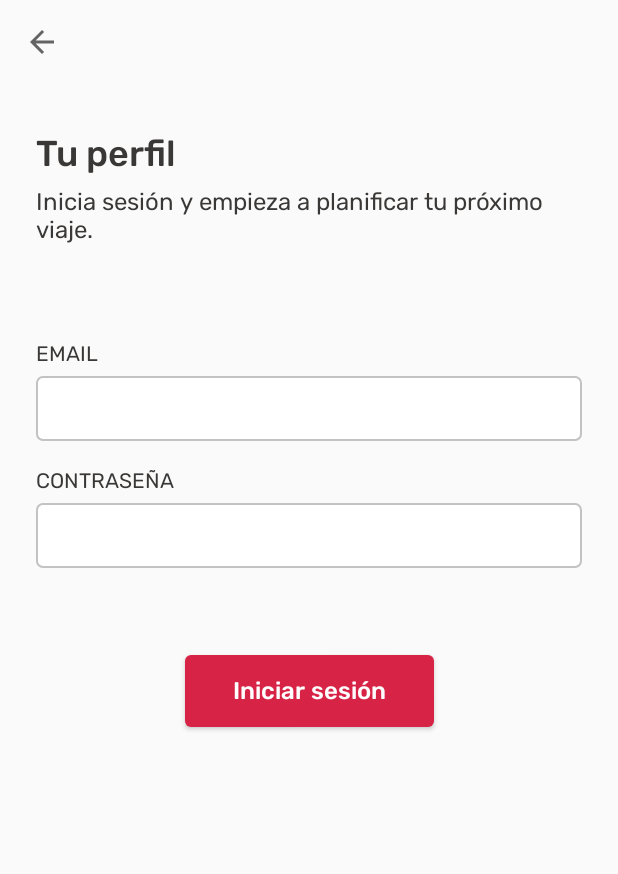
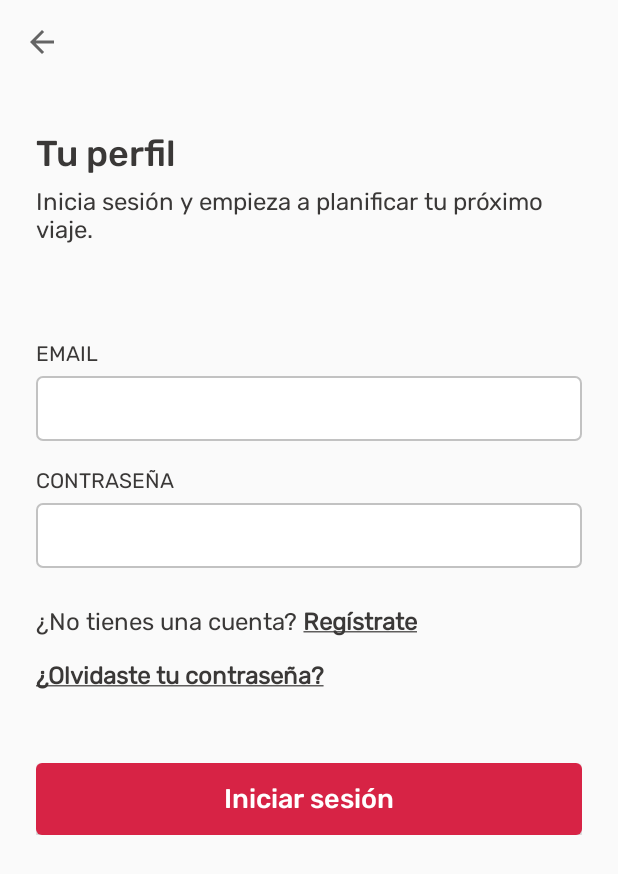
Before and after one commit to fiuba-taller2-g3/bookbnb-android, an Android app: the screen it shows after launch (MainActivity), on a phone screen of 412 x 824 dp. Shown: the top 874 px of the screen. Run offline under Robolectric (Android 15) with nearby library versions, the light colour scheme and no system bars.

Commit message:
Refactorizo las opciones para acceder al registro y recuperar contraseña

```diff
--- a/Bookbnb/app/src/main/java/com/fiuba/bookbnb/ui/fragments/form/FormFragment.kt
+++ b/Bookbnb/app/src/main/java/com/fiuba/bookbnb/ui/fragments/form/FormFragment.kt
@@ -2,7 +2,7 @@ package com.fiuba.bookbnb.ui.fragments.form
 
 import android.os.Bundle
 import android.view.View
-import androidx.core.content.ContextCompat
+import androidx.core.view.isVisible
 import androidx.fragment.app.Fragment
 import com.fiuba.bookbnb.R
 import com.fiuba.bookbnb.ui.utils.TextInputField
@@ -18,6 +18,7 @@ abstract class FormFragment : Fragment(R.layout.bookbnb_form) {
 
         bkbnb_form_title.text = getString(getTitle())
         bkbnb_form_subtitle.text = getString(getSubtitle())
+        form_button.text = getString(getButtonText())
 
         initFields()
     }
@@ -29,23 +30,18 @@ abstract class FormFragment : Fragment(R.layout.bookbnb_form) {
     protected fun getFieldContent(fieldId: String) = fields[fieldId]?.getContentField() ?: StringUtils.EMPTY
 
     protected fun showLoading(enabled: Boolean) {
-        progress_login.visibility = getLoadingVisibility(enabled)
+        progress.visibility = if (enabled) View.VISIBLE else View.INVISIBLE
+        form_button.text = if (progress.isVisible) StringUtils.EMPTY else getString(getButtonText())
         form_button.isEnabled = !enabled
-        form_button.setTextColor(getTextColorButton(enabled))
-        form_button.setBackgroundColor(getBackgroundColorButton(enabled))
         fields.values.forEach { it.setInputFieldStatus(!enabled) }
     }
-
-    private fun getLoadingVisibility(showLoading: Boolean) = if (showLoading) View.VISIBLE else View.INVISIBLE
-
-    private fun getTextColorButton(showLoading: Boolean) = ContextCompat.getColor(requireContext(), if (!showLoading) R.color.colorWhite else R.color.colorTextButtonDisabled)
-
-    private fun getBackgroundColorButton(showLoading: Boolean) = ContextCompat.getColor(requireContext(), if (!showLoading) R.color.colorButton else R.color.colorBackgroundButtonDisabled)
 
     protected abstract fun getTitle() : Int
 
     protected abstract fun getSubtitle() : Int
 
+    protected abstract fun getButtonText() : Int
+
     protected abstract fun initFields()
 
 }
--- a/Bookbnb/app/src/main/java/com/fiuba/bookbnb/ui/fragments/login/LoginFragment.kt
+++ b/Bookbnb/app/src/main/java/com/fiuba/bookbnb/ui/fragments/login/LoginFragment.kt
@@ -1,17 +1,26 @@
 package com.fiuba.bookbnb.ui.fragments.login
 
 import android.app.AlertDialog
+import android.graphics.Typeface
 import android.os.Bundle
+import android.text.Spannable
+import android.text.SpannableString
+import android.text.SpannableStringBuilder
+import android.text.style.StyleSpan
+import android.text.style.UnderlineSpan
 import android.view.View
+import androidx.core.view.isVisible
 import androidx.lifecycle.ViewModelProviders
 import androidx.navigation.findNavController
 import com.fiuba.bookbnb.R
 import com.fiuba.bookbnb.domain.login.LoginRequest
 import com.fiuba.bookbnb.repository.LoadingStatus
 import com.fiuba.bookbnb.ui.fragments.form.FormFragment
+import com.fiuba.bookbnb.ui.utils.AdditionalContentForm
 import com.fiuba.bookbnb.ui.utils.KeyboardType
 import com.fiuba.bookbnb.ui.utils.TextInputField
 import kotlinx.android.synthetic.main.bookbnb_form.*
+import org.apache.commons.lang3.StringUtils
 
 
 class LoginFragment : FormFragment() {
@@ -23,9 +32,9 @@ class LoginFragment : FormFragment() {
 
         viewModel = ViewModelProviders.of(this).get(LoginViewModel::class.java)
 
+        buildAdditionalContainer()
         setViewModelObserver()
         setButtonLoginListener()
-        setButtonRegisterListener()
     }
 
     private fun setViewModelObserver() {
@@ -46,12 +55,6 @@ class LoginFragment : FormFragment() {
         }
     }
 
-    private fun setButtonRegisterListener() {
-        login_register_text.setOnClickListener {
-            it.findNavController().navigate(R.id.action_loginFragment_to_registerFragment)
-        }
-    }
-
     private fun showDialog() {
         showLoading(false)
         AlertDialog.Builder(context).run {
@@ -61,9 +64,44 @@ class LoginFragment : FormFragment() {
 
     private fun getLoginRequest() = LoginRequest(getFieldContent(EMAIL), getFieldContent(PASS))
 
+    private fun buildAdditionalContainer() {
+        val notRegisterText = AdditionalContentForm(requireContext(), buildNotRegisterText()).also {
+            it.getTextViewId().setOnClickListener() { view ->
+                view.findNavController().navigate(R.id.action_loginFragment_to_registerFragment)
+            }
+        }
+
+        additional_container.isVisible = true
+        additional_container.addView(notRegisterText)
+        additional_container.addView(AdditionalContentForm(requireContext(), buildForgottenPassText()))
+    }
+
+    private fun buildNotRegisterText(): SpannableStringBuilder {
+        return SpannableStringBuilder().apply {
+            append(getString(R.string.text_question_not_register) + StringUtils.SPACE)
+            append(buildTextStyled(getString(R.string.text_register)))
+        }
+    }
+
+    private fun buildForgottenPassText(): SpannableStringBuilder {
+        return SpannableStringBuilder().apply {
+            append(buildTextStyled(getString(R.string.text_forgotten_pass)))
+        }
+    }
+
+    private fun buildTextStyled(text: String): SpannableString {
+        return SpannableString(text).apply {
+            arrayListOf(UnderlineSpan(), StyleSpan(Typeface.BOLD)).forEach { styleSpan ->
+                setSpan(styleSpan, 0, length, Spannable.SPAN_INCLUSIVE_INCLUSIVE)
+            }
+        }
+    }
+
     override fun getTitle() = R.string.login_title
 
     override fun getSubtitle() = R.string.login_subtitle
+
+    override fun getButtonText(): Int = R.string.login_text_button
 
     override fun initFields() {
         putField(EMAIL, TextInputField(requireContext(), getString(R.string.email_text_field)))
--- a/Bookbnb/app/src/main/java/com/fiuba/bookbnb/ui/fragments/register/RegisterFragment.kt
+++ b/Bookbnb/app/src/main/java/com/fiuba/bookbnb/ui/fragments/register/RegisterFragment.kt
@@ -15,6 +15,8 @@ class RegisterFragment : FormFragment() {
 
     override fun getSubtitle() = R.string.register_subtitle
 
+    override fun getButtonText() = R.string.register_title
+
     override fun initFields() {
 
     }
--- /dev/null
+++ b/Bookbnb/app/src/main/java/com/fiuba/bookbnb/ui/utils/AdditionalContentForm.kt
@@ -0,0 +1,19 @@
+package com.fiuba.bookbnb.ui.utils
+
+import android.content.Context
+import android.text.SpannableStringBuilder
+import android.view.LayoutInflater
+import android.widget.LinearLayout
+import com.fiuba.bookbnb.R
+import kotlinx.android.synthetic.main.bookbnb_text_input_field_view.view.*
+
+class AdditionalContentForm(context: Context, label: SpannableStringBuilder) : LinearLayout(context) {
+
+    init {
+        LayoutInflater.from(context).inflate(R.layout.bookbnb_additional_content_form, this).also {
+            it.label.text = label
+        }
+    }
+
+    fun getTextViewId() = label
+}
--- /dev/null
+++ b/Bookbnb/app/src/main/res/layout/bookbnb_additional_content_form.xml
@@ -0,0 +1,17 @@
+<?xml version="1.0" encoding="utf-8"?>
+<merge xmlns:android="http://schemas.android.com/apk/res/android"
+    xmlns:tools="http://schemas.android.com/tools"
+    android:layout_width="match_parent"
+    android:layout_height="wrap_content"
+    tools:parentTag="android.widget.LinearLayout"
+    tools:orientation="vertical">
+
+    <TextView
+        android:id="@+id/label"
+        style="@style/bkbnbSubtitle"
+        android:layout_width="wrap_content"
+        android:layout_height="wrap_content"
+        android:layout_marginTop="@dimen/bkbnb8dp"
+        android:layout_marginBottom="@dimen/bkbnb8dp"
+        tools:text="¿No tienes una cuenta? Regístrate" />
+</merge>
--- a/Bookbnb/app/src/main/res/layout/bookbnb_form.xml
+++ b/Bookbnb/app/src/main/res/layout/bookbnb_form.xml
@@ -9,6 +9,8 @@
     <androidx.constraintlayout.widget.ConstraintLayout
         android:layout_width="match_parent"
         android:layout_height="wrap_content"
+        android:paddingStart="@dimen/bkbnb24dp"
+        android:paddingEnd="@dimen/bkbnb24dp"
         android:paddingBottom="@dimen/bkbnb64dp">
 
         <TextView
@@ -16,9 +18,7 @@
             style="@style/bkbnbTitle"
             android:layout_width="wrap_content"
             android:layout_height="wrap_content"
-            android:layout_marginStart="@dimen/bkbnb24dp"
             android:layout_marginTop="@dimen/bkbnb32dp"
-            android:layout_marginEnd="@dimen/bkbnb24dp"
             app:layout_constraintEnd_toEndOf="parent"
             app:layout_constraintHorizontal_bias="0.0"
             app:layout_constraintStart_toStartOf="parent"
@@ -32,11 +32,10 @@
             android:layout_width="wrap_content"
             android:layout_height="wrap_content"
             android:layout_marginTop="@dimen/bkbnb8dp"
-            android:layout_marginEnd="@dimen/bkbnb24dp"
             app:layout_constrainedWidth="true"
             app:layout_constraintEnd_toEndOf="parent"
             app:layout_constraintHorizontal_bias="0.0"
-            app:layout_constraintStart_toStartOf="@+id/bkbnb_form_title"
+            app:layout_constraintStart_toStartOf="parent"
             app:layout_constraintTop_toBottomOf="@+id/bkbnb_form_title"
             tools:text="Subtítulo" />
 
@@ -45,78 +44,55 @@
             android:layout_width="match_parent"
             android:layout_height="wrap_content"
             android:orientation="vertical"
-            android:layout_marginStart="@dimen/bkbnb24dp"
             android:layout_marginTop="@dimen/bkbnb64dp"
-            android:layout_marginEnd="@dimen/bkbnb24dp"
             app:layout_constraintEnd_toEndOf="parent"
-            app:layout_constraintStart_toStartOf="@+id/bkbnb_form_subtitle"
+            app:layout_constraintStart_toStartOf="parent"
             app:layout_constraintTop_toBottomOf="@+id/bkbnb_form_subtitle" />
 
-        <TextView
-            android:id="@+id/text_not_register"
-            android:layout_width="wrap_content"
+        <LinearLayout
+            android:id="@+id/additional_container"
+            android:layout_width="match_parent"
             android:layout_height="wrap_content"
-            style="@style/bkbnbSubtitle"
-            android:text="@string/text_question_not_register"
+            android:orientation="vertical"
             android:visibility="gone"
-            app:layout_constraintStart_toStartOf="@+id/input_fields_container"
+            app:layout_constraintEnd_toEndOf="parent"
+            app:layout_constraintStart_toStartOf="parent"
             app:layout_constraintTop_toBottomOf="@+id/input_fields_container" />
 
-        <TextView
-            android:id="@+id/login_register_text"
-            style="@style/bkbnbSubtitle"
-            android:layout_width="wrap_content"
-            android:layout_height="wrap_content"
-            android:text="@string/text_register"
-            android:layout_marginStart="@dimen/bkbnb4dp"
-            android:textStyle="bold"
-            android:visibility="gone"
-            app:layout_constraintBottom_toBottomOf="@+id/text_not_register"
-            app:layout_constraintStart_toEndOf="@+id/text_not_register"
-            app:layout_constraintTop_toTopOf="@+id/text_not_register" />
-
-        <Button
-            android:id="@+id/form_button"
-            android:layout_width="wrap_content"
+        <RelativeLayout
+            android:layout_width="match_parent"
             android:layout_height="wrap_content"
             android:layout_marginTop="@dimen/bkbnb40dp"
-            android:background="@drawable/button_ripple"
-            android:text="@string/login_text_button"
-            android:paddingStart="@dimen/bkbnb32dp"
-            android:paddingEnd="@dimen/bkbnb32dp"
-            style="@style/bkbnbButton"
             app:layout_constraintEnd_toEndOf="parent"
-            app:layout_constraintStart_toStartOf="parent"
-            app:layout_constraintTop_toBottomOf="@+id/text_not_register" />
+            app:layout_constraintStart_toStartOf="@+id/bkbnb_form_title"
+            app:layout_constraintTop_toBottomOf="@+id/additional_container">
 
-        <LinearLayout
-            android:id="@+id/progress_login"
-            android:layout_width="wrap_content"
-            android:layout_height="wrap_content"
-            android:layout_marginTop="@dimen/bkbnb48dp"
-            android:visibility="invisible"
-            android:gravity="center"
-            app:layout_constraintTop_toBottomOf="@id/form_button"
-            app:layout_constraintStart_toStartOf="parent"
-            app:layout_constraintEnd_toEndOf="parent"
-            tools:visibility="visible">
+            <Button
+                android:id="@+id/form_button"
+                style="@style/bkbnbButton"
+                android:layout_width="match_parent"
+                android:layout_height="wrap_content"
+                android:background="@drawable/button_ripple"
+                android:elevation="1dp"
+                android:paddingStart="@dimen/bkbnb32dp"
+                android:paddingEnd="@dimen/bkbnb32dp"
+                tools:text="Seleccionar" />
 
             <ProgressBar
+                android:id="@+id/progress"
+                android:layout_width="@dimen/bkbnb24dp"
+                android:layout_height="@dimen/bkbnb24dp"
                 style="?android:attr/progressBarStyleSmall"
-                android:indeterminateTint="@color/colorButton"
+                android:indeterminateTint="@color/colorWhite"
                 android:indeterminateTintMode="src_in"
                 android:indeterminate="true"
-                android:layout_width="@dimen/bkbnb24dp"
-                android:layout_height="@dimen/bkbnb24dp"
-                android:layout_marginEnd="@dimen/bkbnb8dp"/>
+                android:elevation="2dp"
+                android:visibility="gone"
+                android:layout_alignBottom="@+id/form_button"
+                android:layout_alignTop="@+id/form_button"
+                android:layout_centerHorizontal="true" />
 
-            <TextView
-                style="@style/bkbnbSubtitle"
-                android:layout_width="wrap_content"
-                android:layout_height="wrap_content"
-                android:text="@string/text_logging_spinner"
-                android:layout_marginStart="@dimen/bkbnb4dp"/>
-        </LinearLayout>
+        </RelativeLayout>
 
     </androidx.constraintlayout.widget.ConstraintLayout>
 
--- a/Bookbnb/app/src/main/res/values/colors.xml
+++ b/Bookbnb/app/src/main/res/values/colors.xml
@@ -7,8 +7,6 @@
     <color name="colorTextInputFieldBorder">#C2C2C2</color>
     <color name="colorWhite">#FFFFFF</color>
     <color name="colorButton">#D72345</color>
-    <color name="colorTextButtonDisabled">#888888</color>
-    <color name="colorBackgroundButtonDisabled">#CCCCCC</color>
     <color name="colorTextInputFieldDisabled">#9A9A9A</color>
     <color name="colorBackgroundInputFieldDisabled">#E1E1E1</color>
 </resources>
--- a/Bookbnb/app/src/main/res/values/strings.xml
+++ b/Bookbnb/app/src/main/res/values/strings.xml
@@ -7,9 +7,9 @@
     <string name="email_text_field">EMAIL</string>
     <string name="pass_text_field">CONTRASEÑA</string>
     <string name="text_question_not_register">¿No tienes una cuenta?</string>
-    <string name="text_register"><u>Regístrate</u></string>
+    <string name="text_register">Regístrate</string>
+    <string name="text_forgotten_pass">¿Olvidaste tu contraseña?</string>
     <string name="login_text_button">Iniciar sesión</string>
-    <string name="text_logging_spinner">Iniciando sesión…</string>
 
     <!-- Register -->
     <string name="register_title">Registro</string>
--- a/Bookbnb/app/src/main/res/values/styles.xml
+++ b/Bookbnb/app/src/main/res/values/styles.xml
@@ -40,7 +40,7 @@
 
     <style name="bkbnbButton">
         <item name="android:fontFamily">@font/rubik_medium</item>
-        <item name="android:textSize">16sp</item>
+        <item name="android:textSize">18sp</item>
         <item name="android:textColor">@color/colorWhite</item>
         <item name="android:textAllCaps">false</item>
     </style>
```
